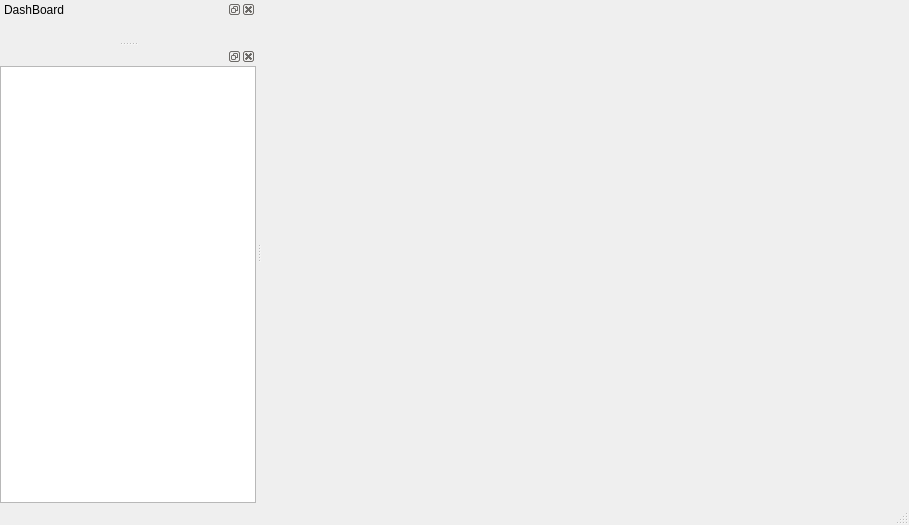
This is hbdbu/dbu.ui in FiveTechSoft/qtcontribs as Qt 5 draws it before an edit. The edited form follows.
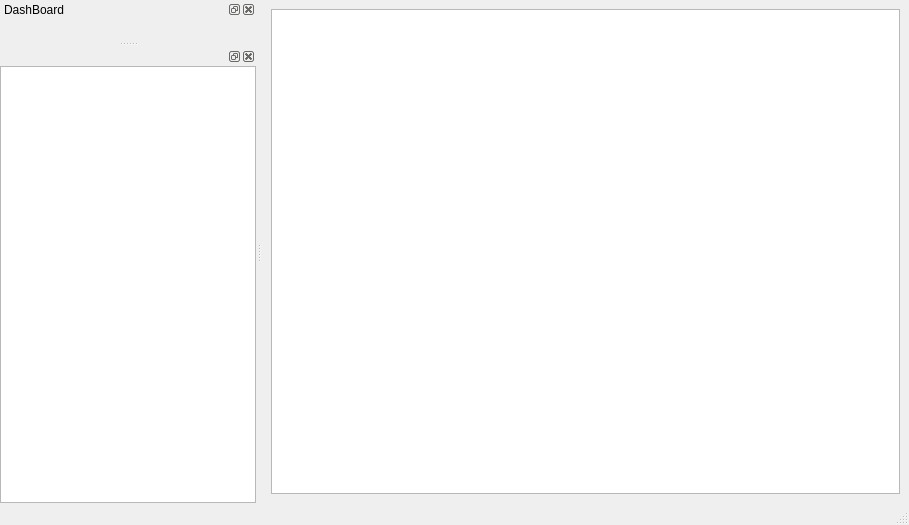
This is the edited form. The open tabs and pages were chosen to show the change.

The edit to the form file:
```diff
--- a/hbdbu/dbu.ui
+++ b/hbdbu/dbu.ui
@@ -23,7 +23,21 @@
     </property>
     <item row="0" column="0">
      <widget class="QStackedWidget" name="stackedWidget">
-      <widget class="QWidget" name="pageTwo"/>
+      <property name="currentIndex">
+       <number>0</number>
+      </property>
+      <widget class="QWidget" name="pageDbu"/>
+      <widget class="QWidget" name="pageHelp">
+       <layout class="QVBoxLayout" name="verticalLayout_3">
+        <item>
+         <widget class="QTextBrowser" name="helpBrowser">
+          <property name="openExternalLinks">
+           <bool>true</bool>
+          </property>
+         </widget>
+        </item>
+       </layout>
+      </widget>
      </widget>
     </item>
    </layout>
```
Left out of the diff: 3 changed lines with no effect on the pictures.
